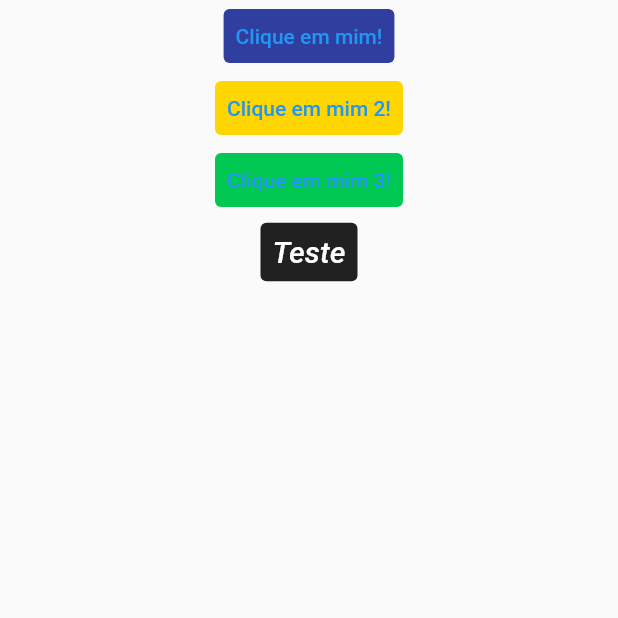
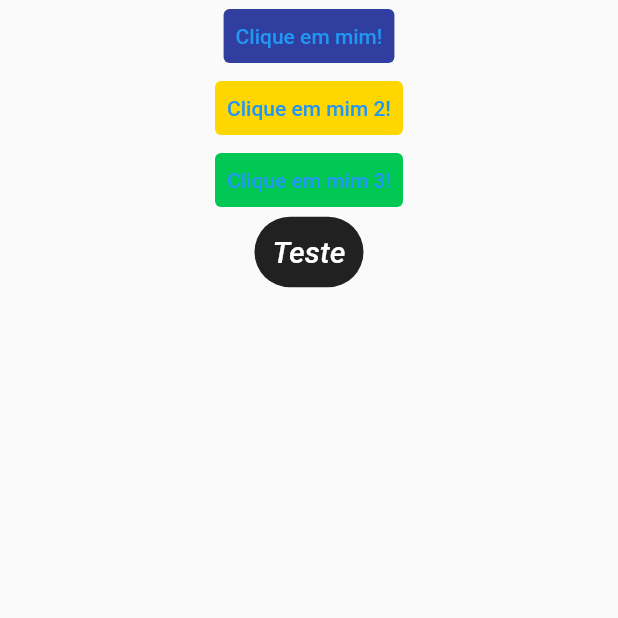
Before and after one commit to davidfffelix/Touch-Music, a Flutter app: the screen it shows after launch, on a phone screen of 412 x 824 dp, the top half of it. Run offline on Flutter 3.47's test engine with Material 2 defaults, Android fonts, the phone set to English and light mode, and no system bars; our stand-ins replace audioplayers.

Commit message:
Testing Button with shape and padding

```diff
--- a/lib/main.dart
+++ b/lib/main.dart
@@ -7,6 +7,7 @@ class MarimbaApp extends StatelessWidget {
   @override
   Widget build(BuildContext context) {
     return MaterialApp(
+      debugShowCheckedModeBanner: false,
       home: Scaffold(
         body: SafeArea(
           child: Center(
@@ -51,6 +52,8 @@ class MarimbaApp extends StatelessWidget {
                 TextButton(
                   style: TextButton.styleFrom(
                     backgroundColor: Color(0xff212121),
+                    shape: StadiumBorder(),
+                    padding: EdgeInsets.all(12),
                   ),
                   onPressed: (){
                     final player = AudioCache();
```
